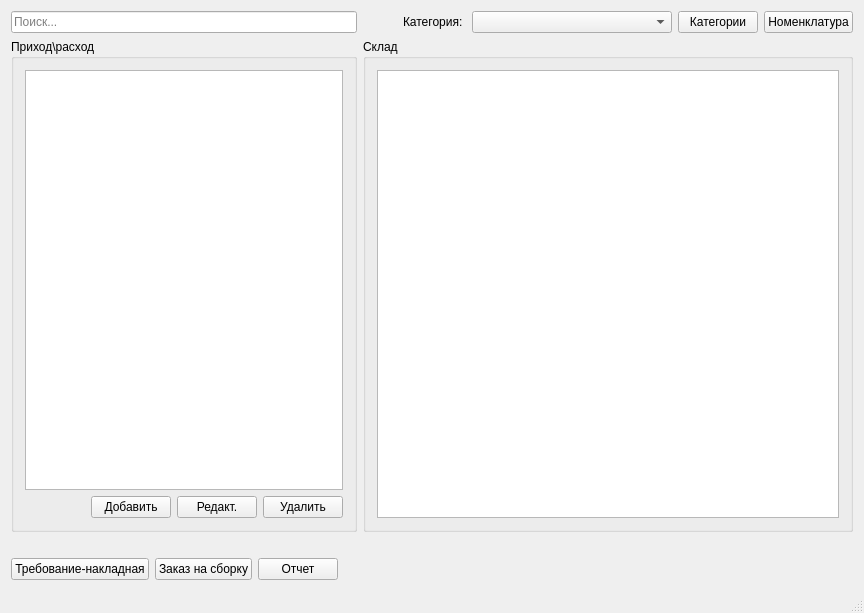
Old version of the form mainwindow.ui in the repository igrekus/depot.
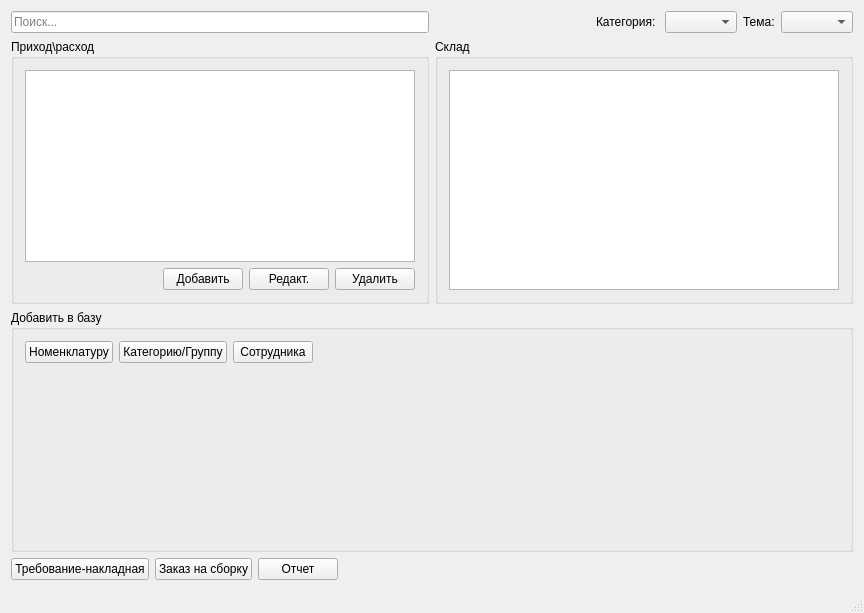
New version of the form.

Commit message: Немного переделал интерфейс главного окна

The edit to the form file:
```diff
--- a/mainwindow.ui
+++ b/mainwindow.ui
@@ -14,7 +14,7 @@
    <string>MainWindow</string>
   </property>
   <widget class="QWidget" name="centralWidget">
-   <layout class="QVBoxLayout" name="verticalLayout_3">
+   <layout class="QVBoxLayout" name="verticalLayout_4">
     <item>
      <layout class="QGridLayout" name="gridLayout">
       <item row="0" column="0">
@@ -50,25 +50,21 @@
          <widget class="QComboBox" name="comboCategory">
           <property name="minimumSize">
            <size>
-            <width>200</width>
+            <width>0</width>
             <height>0</height>
            </size>
           </property>
          </widget>
         </item>
         <item>
-         <widget class="QPushButton" name="btnCategory">
+         <widget class="QLabel" name="lblProject">
           <property name="text">
-           <string>Категории</string>
+           <string>Тема:</string>
           </property>
          </widget>
         </item>
         <item>
-         <widget class="QPushButton" name="pushButton">
-          <property name="text">
-           <string>Номенклатура</string>
-          </property>
-         </widget>
+         <widget class="QComboBox" name="comboProject"/>
         </item>
        </layout>
       </item>
@@ -137,20 +133,64 @@
      </layout>
     </item>
     <item>
+     <widget class="QGroupBox" name="groupBox_3">
+      <property name="title">
+       <string>Добавить в базу</string>
+      </property>
+      <layout class="QVBoxLayout" name="verticalLayout_3">
+       <item>
+        <layout class="QHBoxLayout" name="horizontalLayout_3">
+         <item>
+          <widget class="QPushButton" name="btnProduct">
+           <property name="text">
+            <string>Номенклатуру</string>
+           </property>
+          </widget>
+         </item>
+         <item>
+          <widget class="QPushButton" name="btnCategory">
+           <property name="text">
+            <string>Категорию/Группу</string>
+           </property>
+          </widget>
+         </item>
+         <item>
+          <widget class="QPushButton" name="btnStaff">
+           <property name="text">
+            <string>Сотрудника</string>
+           </property>
+          </widget>
+         </item>
+         <item>
+          <spacer name="horizontalSpacer_4">
+           <property name="orientation">
+            <enum>Qt::Horizontal</enum>
+           </property>
+           <property name="sizeHint" stdset="0">
+            <size>
+             <width>40</width>
+             <height>20</height>
+            </size>
+           </property>
+          </spacer>
+         </item>
+        </layout>
+       </item>
+       <item>
      <spacer name="verticalSpacer">
       <property name="orientation">
        <enum>Qt::Vertical</enum>
       </property>
-      <property name="sizeType">
-       <enum>QSizePolicy::Fixed</enum>
-      </property>
       <property name="sizeHint" stdset="0">
        <size>
         <width>20</width>
-        <height>20</height>
+           <height>171</height>
        </size>
       </property>
      </spacer>
+       </item>
+      </layout>
+     </widget>
     </item>
     <item>
      <layout class="QHBoxLayout" name="horizontalLayout_4">
```
Left out of the diff: 4 changed lines with no effect on the pictures. Lines whose indentation alone changed are shown as unchanged. The commit also changes 1 other file.
